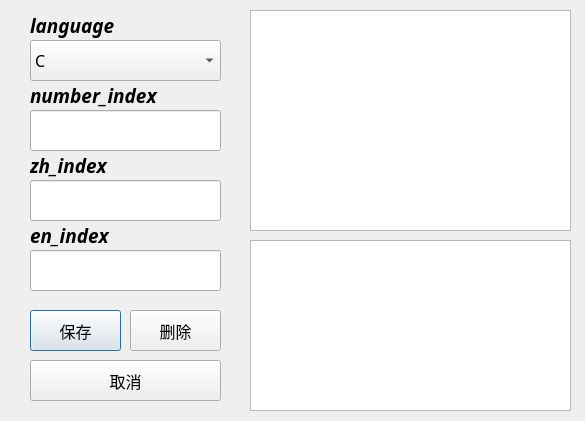
The window that app/new_data_dialog.ui (chenphxx/slash-learn) describes before a commit, drawn with Qt 5.
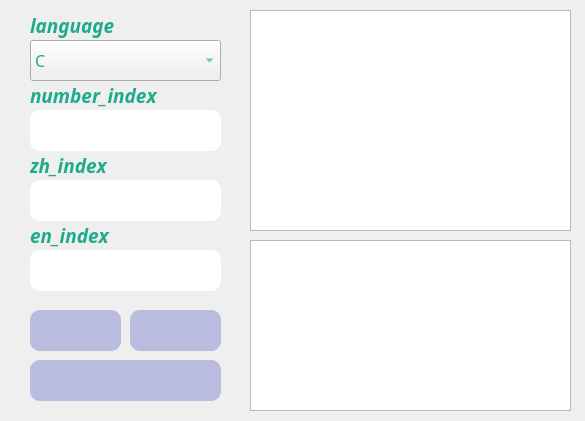
The same window after the commit. Icons and pictures are not drawn.

What changed in the file:
```diff
--- a/app/new_data_dialog.ui
+++ b/app/new_data_dialog.ui
@@ -29,8 +29,19 @@
      <bold>false</bold>
     </font>
    </property>
+   <property name="cursor">
+    <cursorShape>PointingHandCursor</cursorShape>
+   </property>
+   <property name="styleSheet">
+    <string notr="true">border-radius:10px;
+background-color: rgb(185, 187, 223);
+</string>
+   </property>
    <property name="text">
-    <string>保存</string>
+    <string/>
+   </property>
+   <property name="icon">
+    <iconset theme="QIcon::ThemeIcon::DocumentSave"/>
    </property>
   </widget>
   <widget class="QPushButton" name="new_data_cancel">
@@ -49,8 +60,18 @@
      <bold>false</bold>
     </font>
    </property>
+   <property name="cursor">
+    <cursorShape>PointingHandCursor</cursorShape>
+   </property>
+   <property name="styleSheet">
+    <string notr="true">border-radius:10px;
+background-color: rgb(185, 187, 223);</string>
+   </property>
    <property name="text">
-    <string>取消</string>
+    <string/>
+   </property>
+   <property name="icon">
+    <iconset theme="QIcon::ThemeIcon::WindowClose"/>
    </property>
   </widget>
   <widget class="QTextEdit" name="new_data_code_edit">
@@ -106,6 +127,9 @@
      <pointsize>12</pointsize>
     </font>
    </property>
+   <property name="styleSheet">
+    <string notr="true">border-radius:10px;</string>
+   </property>
   </widget>
   <widget class="QLineEdit" name="new_data_en_index">
    <property name="geometry">
@@ -122,6 +146,9 @@
      <pointsize>12</pointsize>
     </font>
    </property>
+   <property name="styleSheet">
+    <string notr="true">border-radius:10px;</string>
+   </property>
   </widget>
   <widget class="QLabel" name="label">
    <property name="geometry">
@@ -138,6 +165,9 @@
      <pointsize>14</pointsize>
     </font>
    </property>
+   <property name="styleSheet">
+    <string notr="true">color: rgb(31, 171, 137);</string>
+   </property>
    <property name="text">
     <string>&lt;html&gt;&lt;head/&gt;&lt;body&gt;&lt;p&gt;&lt;span style=&quot; font-weight:700; font-style:italic;&quot;&gt;zh_index&lt;/span&gt;&lt;/p&gt;&lt;/body&gt;&lt;/html&gt;</string>
    </property>
@@ -157,6 +187,9 @@
      <pointsize>14</pointsize>
     </font>
    </property>
+   <property name="styleSheet">
+    <string notr="true">color: rgb(31, 171, 137);</string>
+   </property>
    <property name="text">
     <string>&lt;html&gt;&lt;head/&gt;&lt;body&gt;&lt;p&gt;&lt;span style=&quot; font-weight:700; font-style:italic;&quot;&gt;en_index&lt;/span&gt;&lt;/p&gt;&lt;/body&gt;&lt;/html&gt;</string>
    </property>
@@ -176,6 +209,12 @@
      <pointsize>12</pointsize>
     </font>
    </property>
+   <property name="cursor">
+    <cursorShape>PointingHandCursor</cursorShape>
+   </property>
+   <property name="styleSheet">
+    <string notr="true">color: rgb(31, 171, 137);</string>
+   </property>
    <item>
     <property name="text">
      <string>C</string>
@@ -247,6 +286,9 @@
      <pointsize>14</pointsize>
     </font>
    </property>
+   <property name="styleSheet">
+    <string notr="true">color: rgb(31, 171, 137);</string>
+   </property>
    <property name="text">
     <string>&lt;html&gt;&lt;head/&gt;&lt;body&gt;&lt;p&gt;&lt;span style=&quot; font-weight:700; font-style:italic;&quot;&gt;language&lt;/span&gt;&lt;/p&gt;&lt;/body&gt;&lt;/html&gt;</string>
    </property>
@@ -267,8 +309,18 @@
      <bold>false</bold>
     </font>
    </property>
+   <property name="cursor">
+    <cursorShape>PointingHandCursor</cursorShape>
+   </property>
+   <property name="styleSheet">
+    <string notr="true">border-radius:10px;
+background-color: rgb(185, 187, 223);</string>
+   </property>
    <property name="text">
-    <string>删除</string>
+    <string/>
+   </property>
+   <property name="icon">
+    <iconset theme="QIcon::ThemeIcon::EditDelete"/>
    </property>
   </widget>
   <widget class="QLabel" name="label_4">
@@ -286,6 +338,9 @@
      <pointsize>14</pointsize>
     </font>
    </property>
+   <property name="styleSheet">
+    <string notr="true">color: rgb(31, 171, 137);</string>
+   </property>
    <property name="text">
     <string>&lt;html&gt;&lt;head/&gt;&lt;body&gt;&lt;p&gt;&lt;span style=&quot; font-weight:700; font-style:italic;&quot;&gt;number_index&lt;/span&gt;&lt;/p&gt;&lt;/body&gt;&lt;/html&gt;</string>
    </property>
@@ -305,6 +360,9 @@
      <pointsize>12</pointsize>
     </font>
    </property>
+   <property name="styleSheet">
+    <string notr="true">border-radius:10px;</string>
+   </property>
   </widget>
  </widget>
  <tabstops>
```
Left out of the diff: 42 changed lines with no effect on the pictures.
